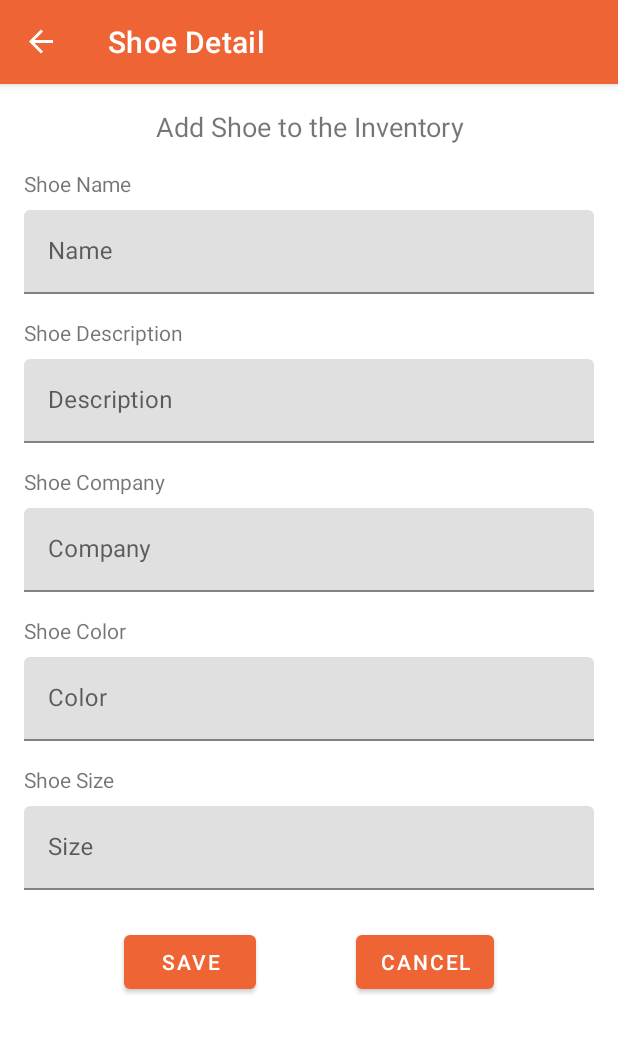
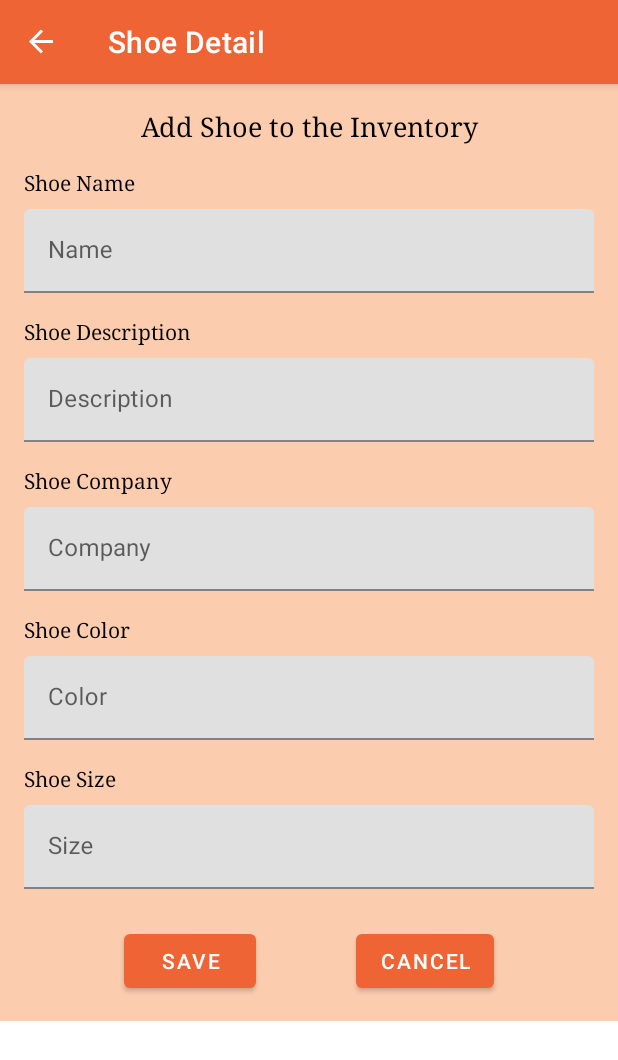
Before and after one commit to t2dbabz/ShoeInventoryApp, an Android app: the ShoeListFragment screen opened through its navigation route, after a tap on "add new shoe", on a phone screen of 412 x 824 dp. Shown: the top 1060 px of the screen. Run offline under Robolectric (Android 15) with nearby library versions, the phone set to English and light mode, and no system bars; our stand-ins replace data binding, navigation-ui.

Commit message:
code cleanup

```diff
--- a/app/src/main/java/com/tunde/shoeinventory/screens/shoelist/ShoeListFragment.kt
+++ b/app/src/main/java/com/tunde/shoeinventory/screens/shoelist/ShoeListFragment.kt
@@ -21,17 +21,18 @@ class ShoeListFragment : Fragment() {
     override fun onCreateView(
         inflater: LayoutInflater, container: ViewGroup?,
         savedInstanceState: Bundle?
-    ): View? {
+    ): View {
         // Inflate the layout for this fragment
         binding = DataBindingUtil.inflate(inflater,R.layout.fragment_shoe_list, container, false)
         setHasOptionsMenu(true)
         binding.lifecycleOwner = this
 
         binding.addNewShoeButton.setOnClickListener {
+            viewModel.initializeValues()
             findNavController().navigate(R.id.action_shoeListFragment_to_shoeDetailFragment)
         }
 
-        viewModel.shoeListData.observe(viewLifecycleOwner, Observer { shoeList ->
+        viewModel.shoeListData.observe(viewLifecycleOwner, { shoeList ->
             shoeList.forEach { shoe ->
                 val shoeListItem = ShoeListItemBinding.inflate(layoutInflater)
                 shoeListItem.shoe = shoe
--- a/app/src/main/java/com/tunde/shoeinventory/viewmodel/ShoeViewModel.kt
+++ b/app/src/main/java/com/tunde/shoeinventory/viewmodel/ShoeViewModel.kt
@@ -25,4 +25,12 @@ class ShoeViewModel(): ViewModel() {
         shoeList.add(shoe)
         _shoeListData.value = shoeList
     }
+
+    fun initializeValues() {
+        shoeName = ""
+        shoeSize = 0.0
+        shoeCompany = ""
+        shoeColor = ""
+        shoeDescription = ""
+    }
 }
--- a/app/src/main/res/layout/fragment_shoe_detail.xml
+++ b/app/src/main/res/layout/fragment_shoe_detail.xml
@@ -4,6 +4,7 @@
     xmlns:tools="http://schemas.android.com/tools">
 
     <data>
+
         <variable
             name="shoeViewModel"
             type="com.tunde.shoeinventory.viewmodel.ShoeViewModel" />
@@ -15,7 +16,8 @@
 
         <androidx.constraintlayout.widget.ConstraintLayout
             android:layout_width="match_parent"
-            android:layout_height="match_parent"
+            android:layout_height="wrap_content"
+            android:background="@color/backgroundColor"
             tools:context=".screens.shoedetail.ShoeDetailFragment">
 
             <TextView
@@ -25,8 +27,10 @@
                 android:layout_marginStart="@dimen/layout_margin"
                 android:layout_marginTop="@dimen/layout_margin"
                 android:layout_marginEnd="@dimen/layout_margin"
+                android:fontFamily="serif"
                 android:text="@string/shoe_detail_heading"
                 android:textAlignment="center"
+                android:textColor="@color/black"
                 android:textSize="18sp"
                 app:layout_constraintEnd_toEndOf="parent"
                 app:layout_constraintHorizontal_bias="0.5"
@@ -37,9 +41,11 @@
                 android:id="@+id/shoeName_label"
                 android:layout_width="wrap_content"
                 android:layout_height="wrap_content"
-                android:layout_marginStart="16dp"
-                android:layout_marginTop="16dp"
+                android:layout_marginStart="@dimen/layout_margin"
+                android:layout_marginTop="@dimen/layout_margin"
+                android:fontFamily="serif"
                 android:text="@string/shoe_name_label"
+                android:textColor="@color/black"
                 app:layout_constraintStart_toStartOf="parent"
                 app:layout_constraintTop_toBottomOf="@+id/textView" />
 
@@ -48,8 +54,10 @@
                 android:layout_width="0dp"
                 android:layout_height="wrap_content"
                 android:layout_marginStart="@dimen/layout_margin"
-                android:layout_marginTop="8dp"
+                android:layout_marginTop="@dimen/layout_margin_small"
                 android:layout_marginEnd="@dimen/layout_margin"
+                android:fontFamily="serif"
+                android:textColor="@color/black"
                 app:layout_constraintEnd_toEndOf="parent"
                 app:layout_constraintHorizontal_bias="0.0"
                 app:layout_constraintStart_toStartOf="parent"
@@ -59,17 +67,19 @@
                     android:id="@+id/shoeDescription_editText"
                     android:layout_width="match_parent"
                     android:layout_height="wrap_content"
-                    android:text="@={shoeViewModel.shoeName}"
-                    android:hint="@string/name_hint" />
+                    android:hint="@string/name_hint"
+                    android:text="@={shoeViewModel.shoeName}" />
             </com.google.android.material.textfield.TextInputLayout>
 
             <TextView
                 android:id="@+id/shoeDescription_label"
                 android:layout_width="wrap_content"
                 android:layout_height="wrap_content"
-                android:layout_marginStart="16dp"
-                android:layout_marginTop="16dp"
+                android:layout_marginStart="@dimen/layout_margin"
+                android:layout_marginTop="@dimen/layout_margin"
+                android:fontFamily="serif"
                 android:text="@string/shoe_description_label"
+                android:textColor="@color/black"
                 app:layout_constraintStart_toStartOf="parent"
                 app:layout_constraintTop_toBottomOf="@+id/shoeName_textInputLayout" />
 
@@ -78,7 +88,7 @@
                 android:layout_width="0dp"
                 android:layout_height="wrap_content"
                 android:layout_marginStart="@dimen/layout_margin"
-                android:layout_marginTop="8dp"
+                android:layout_marginTop="@dimen/layout_margin_small"
                 android:layout_marginEnd="@dimen/layout_margin"
                 app:layout_constraintEnd_toEndOf="parent"
                 app:layout_constraintHorizontal_bias="0.0"
@@ -89,17 +99,19 @@
                     android:id="@+id/shoeName_editText"
                     android:layout_width="match_parent"
                     android:layout_height="wrap_content"
-                    android:text="@={shoeViewModel.shoeDescription}"
-                    android:hint="@string/description_hint" />
+                    android:hint="@string/description_hint"
+                    android:text="@={shoeViewModel.shoeDescription}" />
             </com.google.android.material.textfield.TextInputLayout>
 
             <TextView
                 android:id="@+id/shoeCompany_label"
                 android:layout_width="wrap_content"
                 android:layout_height="wrap_content"
-                android:layout_marginStart="16dp"
-                android:layout_marginTop="16dp"
+                android:layout_marginStart="@dimen/layout_margin"
+                android:layout_marginTop="@dimen/layout_margin"
+                android:fontFamily="serif"
                 android:text="@string/shoe_company_label"
+                android:textColor="@color/black"
                 app:layout_constraintStart_toStartOf="parent"
                 app:layout_constraintTop_toBottomOf="@+id/shoeDescription_textInputLayout" />
 
@@ -108,7 +120,7 @@
                 android:layout_width="0dp"
                 android:layout_height="wrap_content"
                 android:layout_marginStart="@dimen/layout_margin"
-                android:layout_marginTop="8dp"
+                android:layout_marginTop="@dimen/layout_margin_small"
                 android:layout_marginEnd="@dimen/layout_margin"
                 app:layout_constraintEnd_toEndOf="parent"
                 app:layout_constraintHorizontal_bias="0.0"
@@ -119,17 +131,19 @@
                     android:id="@+id/shoeCompany_editText"
                     android:layout_width="match_parent"
                     android:layout_height="wrap_content"
-                    android:text="@={shoeViewModel.shoeCompany}"
-                    android:hint="@string/company_hint" />
+                    android:hint="@string/company_hint"
+                    android:text="@={shoeViewModel.shoeCompany}" />
             </com.google.android.material.textfield.TextInputLayout>
 
             <TextView
                 android:id="@+id/shoeColor_label"
                 android:layout_width="wrap_content"
                 android:layout_height="wrap_content"
-                android:layout_marginStart="16dp"
-                android:layout_marginTop="16dp"
+                android:layout_marginStart="@dimen/layout_margin"
+                android:layout_marginTop="@dimen/layout_margin"
+                android:fontFamily="serif"
                 android:text="@string/shoe_color_label"
+                android:textColor="@color/black"
                 app:layout_constraintStart_toStartOf="parent"
                 app:layout_constraintTop_toBottomOf="@+id/shoeCompany_textInputLayout" />
 
@@ -149,17 +163,19 @@
                     android:id="@+id/shoeColor_editText"
                     android:layout_width="match_parent"
                     android:layout_height="wrap_content"
-                    android:text="@={shoeViewModel.shoeColor}"
-                    android:hint="@string/color_hint" />
+                    android:hint="@string/color_hint"
+                    android:text="@={shoeViewModel.shoeColor}" />
             </com.google.android.material.textfield.TextInputLayout>
 
             <TextView
                 android:id="@+id/shoeSize_label"
                 android:layout_width="wrap_content"
                 android:layout_height="wrap_content"
-                android:layout_marginStart="16dp"
-                android:layout_marginTop="16dp"
+                android:layout_marginStart="@dimen/layout_margin"
+                android:layout_marginTop="@dimen/layout_margin"
+                android:fontFamily="serif"
                 android:text="@string/shoe_size_label"
+                android:textColor="@color/black"
                 app:layout_constraintStart_toStartOf="parent"
                 app:layout_constraintTop_toBottomOf="@+id/shoeColor_textInputLayout" />
 
@@ -168,7 +184,7 @@
                 android:layout_width="0dp"
                 android:layout_height="wrap_content"
                 android:layout_marginStart="@dimen/layout_margin"
-                android:layout_marginTop="8dp"
+                android:layout_marginTop="@dimen/layout_margin_small"
                 android:layout_marginEnd="@dimen/layout_margin"
                 app:layout_constraintEnd_toEndOf="parent"
                 app:layout_constraintHorizontal_bias="0.0"
@@ -179,18 +195,18 @@
                     android:id="@+id/shoeSize_editText"
                     android:layout_width="match_parent"
                     android:layout_height="wrap_content"
-                    android:text="@={`` + shoeViewModel.shoeSize}"
-                    android:hint="Size" />
+                    android:hint="@string/size_hint"
+                    android:text="@={`` + shoeViewModel.shoeSize}" />
             </com.google.android.material.textfield.TextInputLayout>
 
             <Button
                 android:id="@+id/save_button"
                 android:layout_width="wrap_content"
                 android:layout_height="wrap_content"
-                android:layout_marginStart="16dp"
+                android:layout_marginStart="@dimen/layout_margin"
                 android:layout_marginTop="24dp"
-                android:layout_marginBottom="16dp"
-                android:text="Save"
+                android:layout_marginBottom="@dimen/layout_margin"
+                android:text="@string/save"
                 app:layout_constraintBottom_toBottomOf="parent"
                 app:layout_constraintEnd_toStartOf="@+id/cancel_button"
                 app:layout_constraintHorizontal_bias="0.5"
@@ -201,9 +217,9 @@
                 android:id="@+id/cancel_button"
                 android:layout_width="wrap_content"
                 android:layout_height="wrap_content"
-                android:layout_marginEnd="16dp"
-                android:layout_marginBottom="16dp"
-                android:text="cancel"
+                android:layout_marginEnd="@dimen/layout_margin"
+                android:layout_marginBottom="@dimen/layout_margin"
+                android:text="@string/cancel"
                 app:layout_constraintBottom_toBottomOf="parent"
                 app:layout_constraintEnd_toEndOf="parent"
                 app:layout_constraintHorizontal_bias="0.5"
--- a/app/src/main/res/layout/fragment_shoe_list.xml
+++ b/app/src/main/res/layout/fragment_shoe_list.xml
@@ -7,6 +7,7 @@
     <androidx.constraintlayout.widget.ConstraintLayout
         android:layout_width="match_parent"
         android:layout_height="match_parent"
+        android:background="@color/backgroundColor"
         tools:context=".screens.shoelist.ShoeListFragment">
 
         <ScrollView
--- a/app/src/main/res/navigation/navigation.xml
+++ b/app/src/main/res/navigation/navigation.xml
@@ -58,7 +58,9 @@
         tools:layout="@layout/fragment_shoe_detail">
         <action
             android:id="@+id/action_shoeDetailFragment_to_shoeListFragment"
-            app:destination="@id/shoeListFragment" />
+            app:destination="@id/shoeListFragment"
+            app:popUpTo="@id/shoeListFragment"
+            app:popUpToInclusive="true" />
     </fragment>
 
 </navigation>
--- a/app/src/main/res/values/colors.xml
+++ b/app/src/main/res/values/colors.xml
@@ -15,4 +15,5 @@
     <color name="secondaryDarkColor">#b63304</color>
     <color name="primaryTextColor">#000000</color>
     <color name="secondaryTextColor">#fff</color>
+    <color name="backgroundColor">#FCCCAE</color>
 </resources>
--- a/app/src/main/res/values/dimens.xml
+++ b/app/src/main/res/values/dimens.xml
@@ -1,4 +1,5 @@
 <?xml version="1.0" encoding="utf-8"?>
 <resources>
     <dimen name="layout_margin">16dp</dimen>
+    <dimen name="layout_margin_small">8dp</dimen>
 </resources>
--- a/app/src/main/res/values/strings.xml
+++ b/app/src/main/res/values/strings.xml
@@ -17,7 +17,7 @@
     <string name="get_started">get started</string>
     <string name="instructions_heading">Instructions\non\nhow to get started</string>
     <string name="welcome_heading">Welcome\nto the\nShoe Store Inventory</string>
-    <string name="welcome_text_two">All the Shoes in one Place</string>
+    <string name="welcome_text_two">All your Shoes in one Place</string>
     <string name="add_new_shoe">add new shoe</string>
     <string name="shoe_detail_heading">Add Shoe to the Inventory</string>
     <string name="shoe_name_label">Shoe Name</string>
@@ -35,4 +35,9 @@
     <string name="shoe_color">Color: %s</string>
     <string name="shoe_size">Size: %s</string>
  <string name="logout">Logout</string>
+ <string name="save">Save</string>
+ <string name="cancel">Cancel</string>
+ <string name="size_hint">Size</string>
+ <string name="continue_text">Continue</string>
+ <string name="shoe_image_text">shoe image</string>
 </resources>
```
Also changed, not shown: app/src/main/res/layout/fragment_instruction.xml (+13 -4 lines), app/src/main/res/layout/fragment_login.xml (+7 -3 lines), app/src/main/res/layout/fragment_welcome.xml (+8 -2 lines), app/src/main/res/layout/shoe_list_item.xml (+32 -22 lines).
